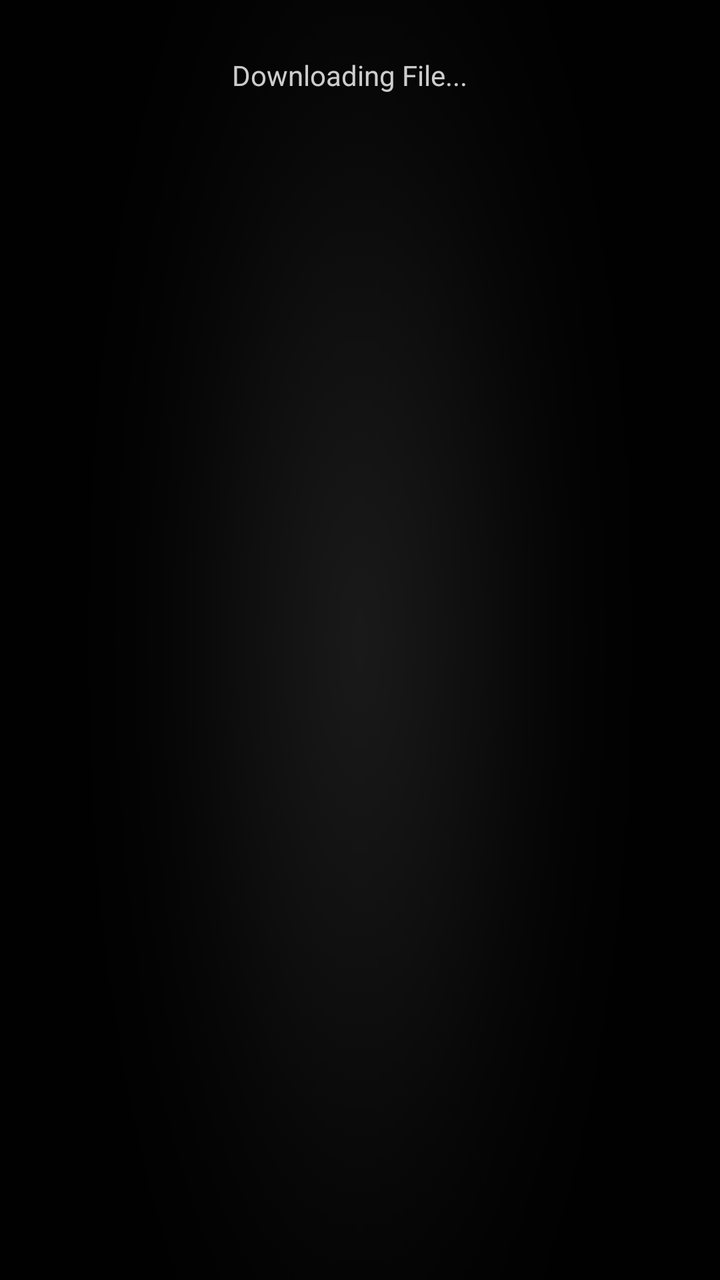
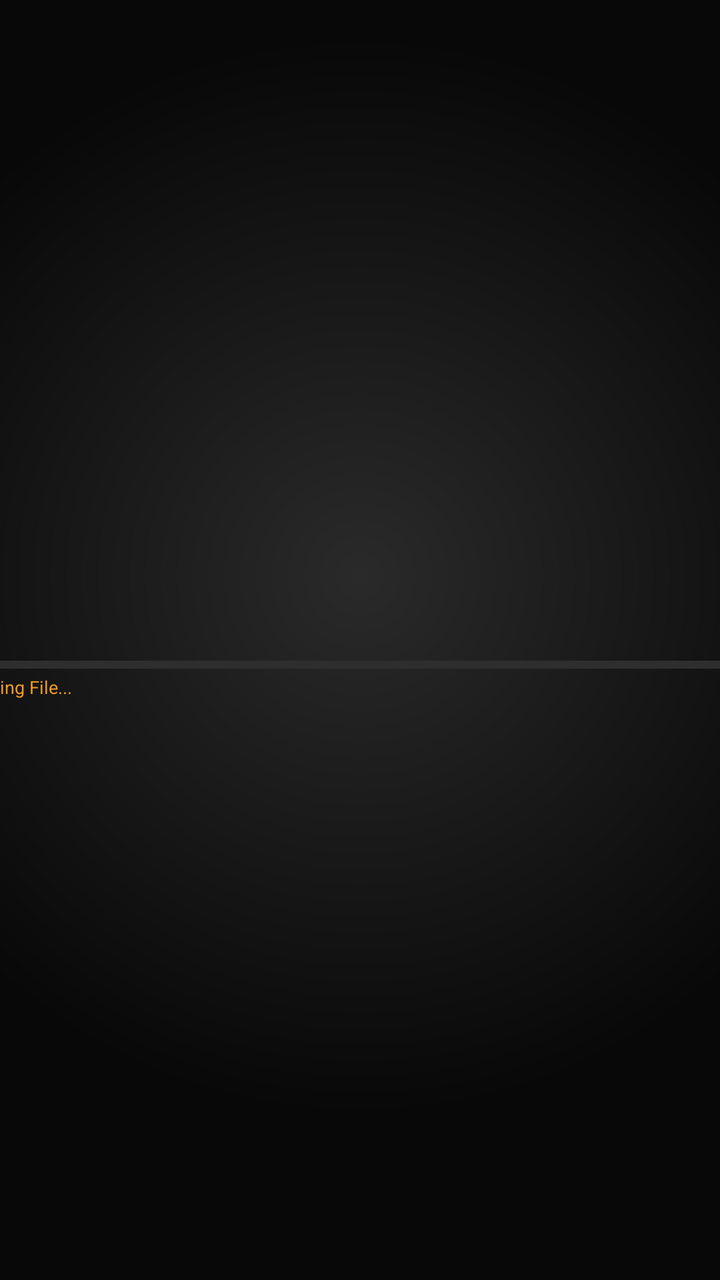

Before-and-after screenshots of an Android layout around one commit, followed by the original layout XML and the change that was made.
<!-- AndroidManifest.xml: fallback theme Theme.MaterialComponents.DayNight.NoActionBar -->
<!-- res/layout/download_progress_dialog.xml -->
<?xml version="1.0" encoding="utf-8"?>
<FrameLayout xmlns:android="http://schemas.android.com/apk/res/android"
    xmlns:app="http://schemas.android.com/apk/res-auto"
    android:layout_width="match_parent"
    android:layout_height="match_parent"
    android:background="@android:color/black"
    android:clickable="false"
    android:focusable="false">

    
    <ImageView
        android:layout_width="match_parent"
        android:layout_height="match_parent"
        android:src="@drawable/splash_screen_background"
        android:scaleType="fitXY"
        android:contentDescription="@null" />

    <ProgressBar
        style="?android:attr/progressBarStyleLarge"
        android:layout_width="72dp"
        android:layout_height="72dp"
        android:indeterminateTint="#FFB050"
        android:layout_gravity="center" />

    
    <com.google.android.material.progressindicator.CircularProgressIndicator
        android:id="@+id/CircularProgressIndicator"
        android:layout_width="wrap_content"
        android:layout_height="wrap_content"
        android:visibility="gone"
        app:trackThickness="10dp"
        app:indicatorSize="64dp" />

    
    <LinearLayout
        android:layout_width="wrap_content"
        android:layout_height="wrap_content"
        android:layout_gravity="top|center_horizontal"
        android:layout_marginTop="28dp"
        android:orientation="horizontal"
        android:gravity="center_vertical">

        <TextView
            android:id="@+id/TextView"
            android:layout_width="wrap_content"
            android:layout_height="wrap_content"
            android:textSize="14sp"
            android:textColor="#CCFFFFFF"
            android:text="@string/downloading_file" />

        <TextView
            android:id="@+id/TVProgress"
            android:layout_width="wrap_content"
            android:layout_height="wrap_content"
            android:layout_marginLeft="10dp"
            android:textSize="14sp"
            android:textColor="#FFFF8F00" />
    </LinearLayout>

    
    <LinearLayout
        android:id="@+id/LLResolutionPicker"
        android:layout_width="wrap_content"
        android:layout_height="wrap_content"
        android:layout_gravity="bottom|center_horizontal"
        android:layout_marginBottom="16dp"
        android:orientation="vertical"
        android:gravity="center_horizontal"
        android:visibility="gone">

        <TextView
            android:id="@+id/TVResolutionTitle"
            android:layout_width="wrap_content"
            android:layout_height="wrap_content"
            android:layout_marginBottom="10dp"
            android:gravity="center"
            android:textSize="15sp"
            android:textColor="#FFFFFFFF"
            android:text="@string/choose_resolution" />

        <LinearLayout
            android:layout_width="wrap_content"
            android:layout_height="wrap_content"
            android:orientation="horizontal">

            <Button
                android:id="@+id/BTRes720"
                style="@style/ButtonAccent"
                android:layout_width="wrap_content"
                android:layout_height="wrap_content"
                android:minWidth="104dp"
                android:minHeight="52dp"
                android:lines="2"
                android:textSize="14sp"
                android:paddingLeft="12dp"
                android:paddingRight="12dp"
                android:layout_marginRight="8dp" />

            <Button
                android:id="@+id/BTRes1080"
                style="@style/ButtonAccent"
                android:layout_width="wrap_content"
                android:layout_height="wrap_content"
                android:minWidth="104dp"
                android:minHeight="52dp"
                android:lines="2"
                android:textSize="14sp"
                android:paddingLeft="12dp"
                android:paddingRight="12dp"
                android:layout_marginRight="8dp" />

            <Button
                android:id="@+id/BTResNative"
                style="@style/ButtonAccent"
                android:layout_width="wrap_content"
                android:layout_height="wrap_content"
                android:minWidth="104dp"
                android:minHeight="52dp"
                android:lines="2"
                android:textSize="14sp"
                android:paddingLeft="12dp"
                android:paddingRight="12dp" />
        </LinearLayout>
    </LinearLayout>

    
    <LinearLayout
        android:id="@+id/LLBottomBar"
        android:layout_width="wrap_content"
        android:layout_height="wrap_content"
        android:layout_gravity="bottom|center_horizontal"
        android:layout_marginBottom="72dp"
        android:visibility="gone">

        <Button
            style="@style/ButtonNeutral"
            android:layout_width="wrap_content"
            android:layout_height="wrap_content"
            android:text="@string/cancel"
            android:id="@+id/BTCancel" />
    </LinearLayout>
</FrameLayout>
<!-- resources referenced by this layout -->
<resources>
  <!-- drawable splash_screen_background: png bitmap (drawable-nodpi, 1364 bytes) -->
  <string name="cancel">Cancel</string>
  <string name="choose_resolution">Choose game resolution (can be changed later in settings)</string>
  <string name="downloading_file">Downloading File...</string>
  <style name="ButtonAccent" parent="BaseButton">
          <item name="android:background">@drawable/button_accent</item>
          <item name="android:textColor">#ffffff</item>
      </style>
  <style name="ButtonNeutral" parent="BaseButton">
          <item name="android:background">@drawable/button_accent</item>
          <item name="android:textColor">#ffffff</item>
      </style>
  <style name="BaseButton">
          <item name="android:layout_width">wrap_content</item>
          <item name="android:layout_height">42dp</item>
          <item name="android:focusable">true</item>
          <item name="android:clickable">true</item>
          <item name="android:textSize">16sp</item>
          <item name="android:lines">1</item>
          <item name="android:gravity">center</item>
          <item name="android:paddingLeft">24dp</item>
          <item name="android:paddingRight">24dp</item>
          <item name="android:textAllCaps">false</item>
      </style>
  <!-- drawable button_accent (drawable) -->
  <?xml version="1.0" encoding="utf-8"?>
  <selector xmlns:android="http://schemas.android.com/apk/res/android">
      <item android:state_pressed="true">
          <layer-list>
              <item>
                  <shape android:shape="rectangle">
                      <corners android:radius="6dp" />
                      <solid android:color="#FFB34700" />
                  </shape>
              </item>
              <item android:bottom="2dp">
                  <shape android:shape="rectangle">
                      <corners android:radius="6dp" />
                      <solid android:color="#FFE65100" />
                  </shape>
              </item>
          </layer-list>
      </item>
      <item>
          <layer-list>
              <item>
                  <shape android:shape="rectangle">
                      <corners android:radius="6dp" />
                      <solid android:color="#FFB34700" />
                  </shape>
              </item>
              <item android:bottom="3dp">
                  <shape android:shape="rectangle">
                      <corners android:radius="6dp" />
                      <solid android:color="#FFFF6F00" />
                  </shape>
              </item>
          </layer-list>
      </item>
  </selector>
</resources>

<!-- the commit's change to res/layout/download_progress_dialog.xml (unified diff, before → after) -->
@@ -1,125 +1,77 @@
 <?xml version="1.0" encoding="utf-8"?>
 <FrameLayout xmlns:android="http://schemas.android.com/apk/res/android"
-    xmlns:app="http://schemas.android.com/apk/res-auto"
     android:layout_width="match_parent"
     android:layout_height="match_parent"
-    android:background="@android:color/black"
+    android:background="@drawable/loading_background"
     android:clickable="false"
     android:focusable="false">
 
     
-    <ImageView
-        android:layout_width="match_parent"
-        android:layout_height="match_parent"
-        android:src="@drawable/splash_screen_background"
-        android:scaleType="fitXY"
-        android:contentDescription="@null" />
+    <LinearLayout
+        android:id="@+id/LLLoading"
+        android:layout_width="440dp"
+        android:layout_height="wrap_content"
+        android:layout_gravity="center"
+        android:orientation="vertical">
 
-    <ProgressBar
-        style="?android:attr/progressBarStyleLarge"
-        android:layout_width="72dp"
-        android:layout_height="72dp"
-        android:indeterminateTint="#FFB050"
-        android:layout_gravity="center" />
+        
+        <ImageView
+            android:id="@+id/IVWebLogo"
+            android:layout_width="match_parent"
+            android:layout_height="wrap_content"
+            android:scaleType="fitCenter"
+            android:visibility="gone"
+            android:contentDescription="@null" />
 
-    
-    <com.google.android.material.progressindicator.CircularProgressIndicator
-        android:id="@+id/CircularProgressIndicator"
-        android:layout_width="wrap_content"
-        android:layout_height="wrap_content"
-        android:visibility="gone"
-        app:trackThickness="10dp"
-        app:indicatorSize="64dp" />
+        <ImageView
+            android:id="@+id/IVLogo"
+            android:layout_width="match_parent"
+            android:layout_height="wrap_content"
+            android:adjustViewBounds="true"
+            android:scaleType="fitXY"
+            android:visibility="gone"
+            android:contentDescription="@null" />
 
-    
-    <LinearLayout
-        android:layout_width="wrap_content"
-        android:layout_height="wrap_content"
-        android:layout_gravity="top|center_horizontal"
-        android:layout_marginTop="28dp"
-        android:orientation="horizontal"
-        android:gravity="center_vertical">
+        <ImageView
+            android:id="@+id/IVLogo2"
+            android:layout_width="match_parent"
+            android:layout_height="wrap_content"
+            android:adjustViewBounds="true"
+            android:scaleType="fitXY"
+            android:visibility="gone"
+            android:contentDescription="@null" />
 
-        <TextView
-            android:id="@+id/TextView"
-            android:layout_width="wrap_content"
-            android:layout_height="wrap_content"
-            android:textSize="14sp"
-            android:textColor="#CCFFFFFF"
-            android:text="@string/downloading_file" />
-
-        <TextView
-            android:id="@+id/TVProgress"
-            android:layout_width="wrap_content"
-            android:layout_height="wrap_content"
-            android:layout_marginLeft="10dp"
-            android:textSize="14sp"
-            android:textColor="#FFFF8F00" />
-    </LinearLayout>
-
-    
-    <LinearLayout
-        android:id="@+id/LLResolutionPicker"
-        android:layout_width="wrap_content"
-        android:layout_height="wrap_content"
-        android:layout_gravity="bottom|center_horizontal"
-        android:layout_marginBottom="16dp"
-        android:orientation="vertical"
-        android:gravity="center_horizontal"
-        android:visibility="gone">
-
-        <TextView
-            android:id="@+id/TVResolutionTitle"
-            android:layout_width="wrap_content"
-            android:layout_height="wrap_content"
-            android:layout_marginBottom="10dp"
-            android:gravity="center"
-            android:textSize="15sp"
-            android:textColor="#FFFFFFFF"
-            android:text="@string/choose_resolution" />
+        <ProgressBar
+            android:id="@+id/ProgressBar"
+            style="?android:attr/progressBarStyleHorizontal"
+            android:layout_width="match_parent"
+            android:layout_height="4dp"
+            android:layout_marginTop="40dp"
+            android:max="100"
+            android:progressDrawable="@drawable/loading_progress"
+            android:indeterminateTint="#FFF29A1F" />
 
         <LinearLayout
-            android:layout_width="wrap_content"
+            android:layout_width="match_parent"
             android:layout_height="wrap_content"
+            android:layout_marginTop="3dp"
             android:orientation="horizontal">
 
-            <Button
-                android:id="@+id/BTRes720"
-                style="@style/ButtonAccent"
+            <TextView
+                android:id="@+id/TextView"
+                android:layout_width="0dp"
+                android:layout_weight="1"
+                android:layout_height="wrap_content"
+                android:textSize="9sp"
+                android:textColor="#FFF29A1F"
+                android:text="@string/downloading_file" />
+
+            <TextView
+                android:id="@+id/TVProgress"
                 android:layout_width="wrap_content"
                 android:layout_height="wrap_content"
-                android:minWidth="104dp"
-                android:minHeight="52dp"
-                android:lines="2"
-                android:textSize="14sp"
-                android:paddingLeft="12dp"
-                android:paddingRight="12dp"
-                android:layout_marginRight="8dp" />
-
-            <Button
-                android:id="@+id/BTRes1080"
-                style="@style/ButtonAccent"
-                android:layout_width="wrap_content"
-                android:layout_height="wrap_content"
-                android:minWidth="104dp"
-                android:minHeight="52dp"
-                android:lines="2"
-                android:textSize="14sp"
-                android:paddingLeft="12dp"
-                android:paddingRight="12dp"
-                android:layout_marginRight="8dp" />
-
-            <Button
-                android:id="@+id/BTResNative"
-                style="@style/ButtonAccent"
-                android:layout_width="wrap_content"
-                android:layout_height="wrap_content"
-                android:minWidth="104dp"
-                android:minHeight="52dp"
-                android:lines="2"
-                android:textSize="14sp"
-                android:paddingLeft="12dp"
-                android:paddingRight="12dp" />
+                android:textSize="9sp"
+                android:textColor="#FFF29A1F" />
         </LinearLayout>
     </LinearLayout>
 
<!-- resource entries referenced after the edit -->
@@ -1,13 +1,28 @@
 <!-- resources referenced by this layout -->
 <resources>
-  <!-- drawable splash_screen_background: png bitmap (drawable-nodpi, 1364 bytes) -->
+  <!-- drawable loading_background (drawable) -->
+  <?xml version="1.0" encoding="utf-8"?>
+  <shape xmlns:android="http://schemas.android.com/apk/res/android" android:shape="rectangle">
+      <gradient
+          android:type="radial"
+          android:gradientRadius="75%p"
+          android:centerX="0.5"
+          android:centerY="0.45"
+          android:startColor="#FF2A2A2A"
+          android:endColor="#FF080808" />
+  </shape>
+  <!-- drawable loading_progress (drawable) -->
+  <?xml version="1.0" encoding="utf-8"?>
+  <layer-list xmlns:android="http://schemas.android.com/apk/res/android">
+      <item android:id="@android:id/background">
+          <shape><solid android:color="#FF2E2E2E" /></shape>
+      </item>
+      <item android:id="@android:id/progress">
+          <clip><shape><solid android:color="#FFF29A1F" /></shape></clip>
+      </item>
+  </layer-list>
   <string name="cancel">Cancel</string>
-  <string name="choose_resolution">Choose game resolution (can be changed later in settings)</string>
   <string name="downloading_file">Downloading File...</string>
-  <style name="ButtonAccent" parent="BaseButton">
-          <item name="android:background">@drawable/button_accent</item>
-          <item name="android:textColor">#ffffff</item>
-      </style>
   <style name="ButtonNeutral" parent="BaseButton">
           <item name="android:background">@drawable/button_accent</item>
           <item name="android:textColor">#ffffff</item>
